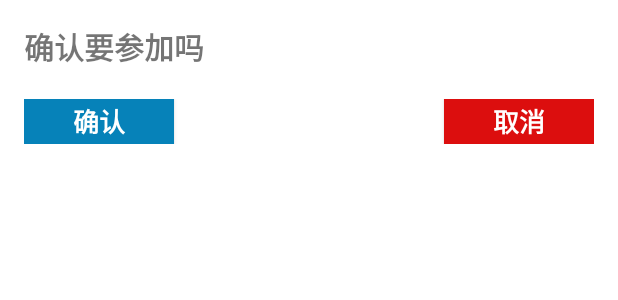
After one commit to M4kiseKurisu/Android-Sport-App, an Android app: the layout dialog_confirm.xml on its own in the app's theme, with its tools: preview values and no code run, on a phone screen of 412 x 824 dp. The commit adds this screen. Shown: the top 300 px of the screen. Run offline under Robolectric (Android 15) with nearby library versions, the phone set to English and light mode, and no system bars.

Commit message:
增加提示信息

```diff
--- /dev/null
+++ b/app/src/main/res/layout/dialog_confirm.xml
@@ -0,0 +1,48 @@
+<?xml version="1.0" encoding="utf-8"?><!-- 文件路径：res/layout/dialog_layout.xml -->
+
+<LinearLayout xmlns:android="http://schemas.android.com/apk/res/android"
+    android:layout_width="match_parent"
+    android:layout_height="match_parent"
+    android:background="@color/group_white"
+    android:orientation="vertical"
+    android:padding="16dp">
+
+    <TextView
+        android:id="@+id/confirm_title"
+        android:layout_width="match_parent"
+        android:layout_height="wrap_content"
+        android:text="确认要参加吗"
+        android:textSize="20sp"
+        android:textStyle="bold" />
+
+    <LinearLayout
+        android:layout_width="match_parent"
+        android:layout_height="wrap_content"
+        android:layout_marginTop="20dp">
+
+        <Button
+            android:id="@+id/confirm_yes_button"
+            android:layout_width="0dp"
+            android:layout_height="30dp"
+            android:layout_marginEnd="180dp"
+            android:layout_weight="1"
+            android:background="@color/group_blue"
+            android:gravity="center|center"
+            android:text="确认"
+            android:textColor="@color/group_white"
+            android:textSize="17sp"
+            android:textStyle="bold" />
+
+        <Button
+            android:id="@+id/confirm_no_button"
+            android:layout_width="0dp"
+            android:layout_height="30dp"
+            android:layout_weight="1"
+            android:background="#DC0E0E"
+            android:text="取消"
+            android:textColor="@color/group_white"
+            android:textSize="17sp"
+            android:textStyle="bold" />
+    </LinearLayout>
+
+</LinearLayout>
--- a/app/src/main/res/values/colors.xml
+++ b/app/src/main/res/values/colors.xml
@@ -1,7 +1,7 @@
 <?xml version="1.0" encoding="utf-8"?>
 <resources>
     <color name="group_black">#FF000000</color>
-    <color name="group_white">#B8B7B7</color>
+    <color name="group_white">#FFFFFFFF</color>
     <color name="group_blue">#0682B9</color>
     <color name="group_deepBlue">#035C83</color>
     <color name="group_lightBlue">#0D035C83</color>
```
Also changed, not shown: app/src/main/java/com/example/myapplication/group/GroupActivity.java (+10 -4 lines), app/src/main/java/com/example/myapplication/group/GroupFindFragment.java (+28 -1 lines), app/src/main/java/com/example/myapplication/group/GroupMyFragment.java (+16 -14 lines).
